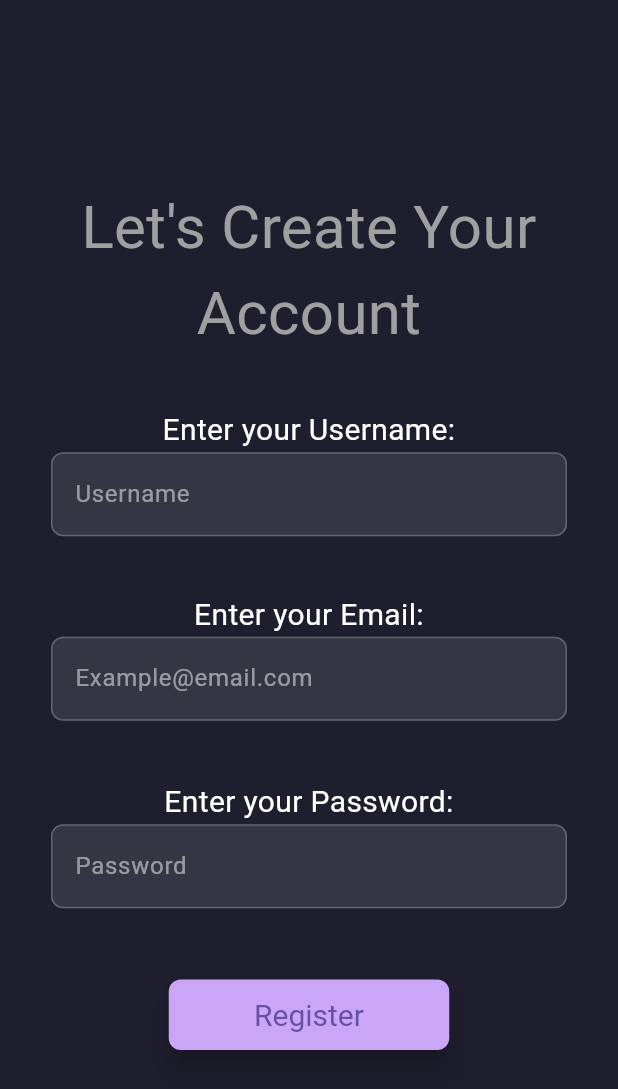
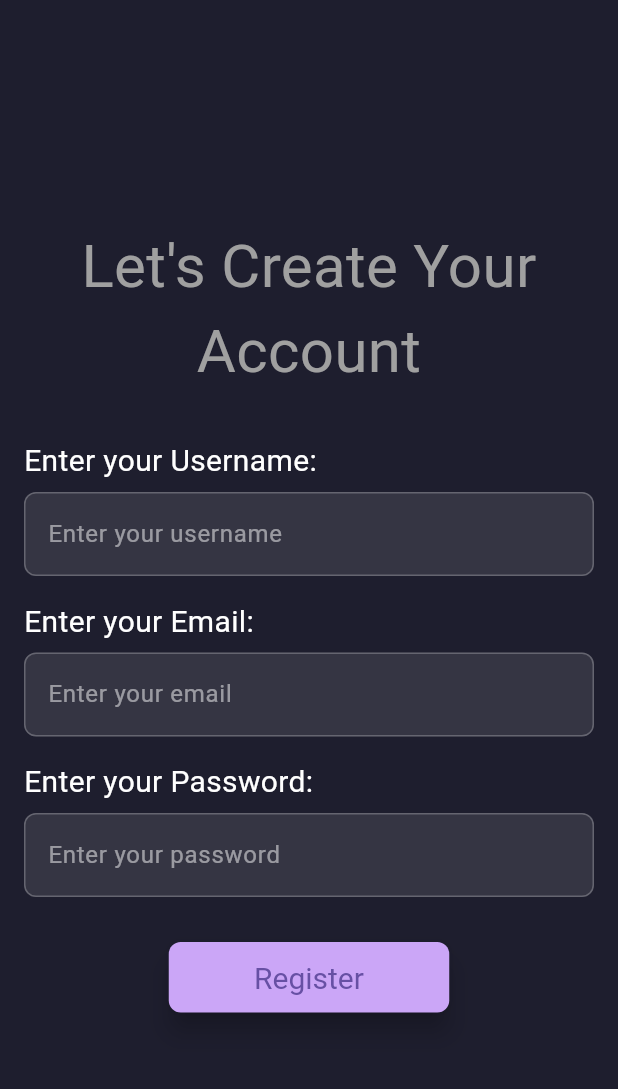
Before and after one commit to Arelennee/To_Do_Flutter, a Flutter app: the screen it shows after launch, after a tap on "Register", on a phone screen of 412 x 824 dp. Shown: the top 1089 px of the screen. Run offline on Flutter 3.47's test engine with Material 3 defaults, Android fonts, the phone set to English and light mode, and no system bars; our stand-ins replace cloud_firestore, firebase_auth, firebase_core; accounts and stored records are empty; network calls fail.

Commit message:
feat: agrego prueba de commit en la rama conexion

```diff
--- a/lib/main.dart
+++ b/lib/main.dart
@@ -1,13 +1,23 @@
 import 'package:flutter/material.dart';
+import 'package:firebase_core/firebase_core.dart';
 import 'screens/home_screen.dart';
 
-void main() {
-  runApp(MyApp());
+void main() async {
+  WidgetsFlutterBinding.ensureInitialized();
+  await Firebase.initializeApp();
+
+  runApp(const MyApp());
 }
 
 class MyApp extends StatelessWidget {
+  const MyApp({super.key});
+
   @override
   Widget build(BuildContext context) {
-    return MaterialApp(title: 'To-do App', home: HomeScreen());
+    return MaterialApp(
+      title: 'To-do App',
+      debugShowCheckedModeBanner: false,
+      home: HomeScreen(),
+    );
   }
 }
--- a/lib/screens/register_screen.dart
+++ b/lib/screens/register_screen.dart
@@ -1,18 +1,126 @@
 import 'package:flutter/material.dart';
+import 'package:firebase_auth/firebase_auth.dart';
+import 'package:cloud_firestore/cloud_firestore.dart';
 import 'main_interface.dart';
 
-class RegisterPage extends StatelessWidget {
+class RegisterPage extends StatefulWidget {
   const RegisterPage({super.key});
 
   @override
+  RegisterPageState createState() => RegisterPageState();
+}
+
+class RegisterPageState extends State<RegisterPage> {
+  final TextEditingController usernameController = TextEditingController();
+  final TextEditingController emailController = TextEditingController();
+  final TextEditingController passwordController = TextEditingController();
+
+  final FirebaseAuth auth = FirebaseAuth.instance;
+  final FirebaseFirestore firestore = FirebaseFirestore.instance;
+
+  bool _isRegistering = false;
+
+  Future<void> registerUser() async {
+    final username = usernameController.text.trim();
+    final email = emailController.text.trim();
+    final password = passwordController.text.trim();
+
+    debugPrint('Intentando registrar -> Email: $email, Username: $username');
+
+    if (username.isEmpty || email.isEmpty || password.isEmpty) {
+      debugPrint('Error: campos vacíos');
+      ScaffoldMessenger.of(context).showSnackBar(
+        const SnackBar(content: Text('Por favor, completa todos los campos')),
+      );
+      return;
+    }
+
+    setState(() {
+      _isRegistering = true;
+    });
+
+    try {
+      // 1. Crear usuario en Firebase Auth
+      debugPrint('Llamando a createUserWithEmailAndPassword');
+      final UserCredential userCredential = await auth
+          .createUserWithEmailAndPassword(email: email, password: password);
+
+      final user = userCredential.user;
+      debugPrint('FirebaseAuth retornó usuario: ${user?.uid}');
+      if (user == null) throw Exception('Error al crear usuario');
+
+      // Verificar que el widget aún está montado
+      if (!mounted) return;
+
+      // 2. Guardar datos adicionales en Firestore
+      debugPrint('Guardando datos en Firestore para UID: ${user.uid}');
+      await firestore.collection('users').doc(user.uid).set({
+        'username': username,
+        'email': email,
+        'createdAt': FieldValue.serverTimestamp(),
+      });
+      debugPrint('Datos guardados correctamente en Firestore.');
+
+      // Verificar montado antes de navegar
+      if (!mounted) return;
+
+      // 3. Navegar a MainInterface
+      Navigator.pushReplacement(
+        context,
+        MaterialPageRoute(builder: (context) => const MainInterface()),
+      );
+    } on FirebaseAuthException catch (e) {
+      // Capturar errores específicos de Firebase Auth
+      debugPrint('FirebaseAuthException: ${e.code} -> ${e.message}');
+      String message = 'Error desconocido';
+      if (e.code == 'email-already-in-use') {
+        message = 'El correo ya está en uso';
+      } else if (e.code == 'invalid-email') {
+        message = 'Formato de correo inválido';
+      } else if (e.code == 'weak-password') {
+        message = 'La contraseña es demasiado débil';
+      }
+      if (!mounted) return;
+      ScaffoldMessenger.of(context).showSnackBar(
+        SnackBar(content: Text(message)),
+      );
+    } catch (e, stack) {
+      // Capturar cualquier otra excepción
+      debugPrint('ERROR REGISTRO (catch general): $e');
+      debugPrint('$stack');
+      if (!mounted) return;
+      ScaffoldMessenger.of(context).showSnackBar(
+        SnackBar(content: Text('Error: ${e.toString()}')),
+      );
+    } finally {
+      if (mounted) {
+        setState(() {
+          _isRegistering = false;
+        });
+      }
+    }
+  }
+
+  @override
+  void dispose() {
+    usernameController.dispose();
+    emailController.dispose();
+    passwordController.dispose();
+    super.dispose();
+  }
+
+  @override
   Widget build(BuildContext context) {
+    // Usamos SingleChildScrollView para que no se corte en pantallas pequeñas
     return Scaffold(
-      backgroundColor: Color(0xFF1E1E2E),
+      backgroundColor: const Color(0xFF1E1E2E),
       body: Center(
+        child: SingleChildScrollView(
+          padding: const EdgeInsets.symmetric(horizontal: 16, vertical: 24),
           child: Column(
             mainAxisAlignment: MainAxisAlignment.center,
             children: [
-            Text(
+              const Text(
                 "Let's Create Your Account",
                 textAlign: TextAlign.center,
                 style: TextStyle(
@@ -21,144 +129,99 @@ class RegisterPage extends StatelessWidget {
                   color: Color(0xFFA0A0A0),
                 ),
               ),
-            Container(
-              padding: EdgeInsets.all(12),
-              margin: EdgeInsets.symmetric(horizontal: 6, vertical: 4),
-              child: Column(
-                children: [
-                  Container(
-                    padding: EdgeInsets.all(16),
-                    margin: EdgeInsets.symmetric(vertical: 3),
-                    child: Column(
+              const SizedBox(height: 30),
+              _buildTextField(
+                controller: usernameController,
+                label: 'Username',
+                hint: 'Enter your username',
+              ),
+              const SizedBox(height: 16),
+              _buildTextField(
+                controller: emailController,
+                label: 'Email',
+                hint: 'Enter your email',
+                keyboardType: TextInputType.emailAddress,
+              ),
+              const SizedBox(height: 16),
+              _buildTextField(
+                controller: passwordController,
+                label: 'Password',
+                hint: 'Enter your password',
+                obscureText: true,
+              ),
+              const SizedBox(height: 30),
+              SizedBox(
+                width: 187,
+                height: 47,
+                child: ElevatedButton(
+                  onPressed: _isRegistering ? null : registerUser,
+                  style: ElevatedButton.styleFrom(
+                    backgroundColor: const Color(0xFFCBA6F7),
+                    elevation: 7,
+                    shadowColor: Colors.black,
+                    shape: RoundedRectangleBorder(
+                      borderRadius: BorderRadius.circular(8),
+                    ),
+                    textStyle: const TextStyle(
+                      fontSize: 20,
+                      fontWeight: FontWeight.normal,
+                    ),
+                  ),
+                  child: _isRegistering
+                      ? const CircularProgressIndicator(
+                          valueColor: AlwaysStoppedAnimation<Color>(Colors.white),
+                        )
+                      : const Text('Register'),
+                ),
+              ),
+            ],
+          ),
+        ),
+      ),
+    );
+  }
+
+  Widget _buildTextField({
+    required TextEditingController controller,
+    required String label,
+    required String hint,
+    bool obscureText = false,
+    TextInputType keyboardType = TextInputType.text,
+  }) {
+    return Column(
+      crossAxisAlignment: CrossAxisAlignment.start,
       children: [
         Text(
-                          'Enter your Username:',
-                          textAlign: TextAlign.end,
-                          style: TextStyle(fontSize: 20, color: Colors.white),
+          'Enter your $label:',
+          style: const TextStyle(fontSize: 20, color: Colors.white),
         ),
+        const SizedBox(height: 6),
         TextField(
+          controller: controller,
+          obscureText: obscureText,
+          keyboardType: keyboardType,
           decoration: InputDecoration(
-                            labelText: 'Username',
+            labelText: hint,
             labelStyle: TextStyle(
-                              color: Colors.white.withValues(alpha: 0.5),
+              color: Colors.white.withAlpha(128), // 50% opacidad
             ),
             focusedBorder: OutlineInputBorder(
-                              borderSide: BorderSide(
+              borderSide: const BorderSide(
                 color: Colors.purpleAccent,
                 width: 1.3,
               ),
               borderRadius: BorderRadius.circular(8),
             ),
             enabledBorder: OutlineInputBorder(
-                              borderSide: BorderSide(color: Colors.white24),
+              borderSide: const BorderSide(color: Colors.white24),
               borderRadius: BorderRadius.circular(8),
             ),
             fillColor: Colors.white10,
             filled: true,
           ),
+          style: const TextStyle(color: Colors.white),
         ),
       ],
-                    ),
-                  ),
-                  Container(
-                    padding: EdgeInsets.all(16),
-                    margin: EdgeInsets.symmetric(vertical: 3),
-                    child: Column(
-                      children: [
-                        Text(
-                          'Enter your Email:',
-                          textAlign: TextAlign.end,
-                          style: TextStyle(fontSize: 20, color: Colors.white),
-                        ),
-                        TextField(
-                          decoration: InputDecoration(
-                            labelText: 'Example@email.com',
-                            labelStyle: TextStyle(
-                              color: Colors.white.withValues(alpha: 0.5),
-                            ),
-                            focusedBorder: OutlineInputBorder(
-                              borderSide: BorderSide(
-                                color: Colors.purpleAccent,
-                                width: 1.3,
-                              ),
-                              borderRadius: BorderRadius.circular(8),
-                            ),
-                            enabledBorder: OutlineInputBorder(
-                              borderSide: BorderSide(color: Colors.white24),
-                              borderRadius: BorderRadius.circular(8),
-                            ),
-                            fillColor: Colors.white10,
-                            filled: true,
-                          ),
-                        ),
-                      ],
-                    ),
-                  ),
-                  Container(
-                    padding: EdgeInsets.all(16),
-                    margin: EdgeInsets.symmetric(vertical: 5),
-                    child: Column(
-                      children: [
-                        Text(
-                          'Enter your Password:',
-                          textAlign: TextAlign.end,
-                          style: TextStyle(fontSize: 20, color: Colors.white),
-                        ),
-                        TextField(
-                          decoration: InputDecoration(
-                            labelText: 'Password',
-                            labelStyle: TextStyle(
-                              color: Colors.white.withValues(alpha: 0.5),
-                            ),
-                            focusedBorder: OutlineInputBorder(
-                              borderSide: BorderSide(
-                                color: Colors.purpleAccent,
-                                width: 1.3,
-                              ),
-                              borderRadius: BorderRadius.circular(8),
-                            ),
-                            enabledBorder: OutlineInputBorder(
-                              borderSide: BorderSide(color: Colors.white24),
-                              borderRadius: BorderRadius.circular(8),
-                            ),
-                            fillColor: Colors.white10,
-                            filled: true,
-                          ),
-                        ),
-                      ],
-                    ),
-                  ),
-                ],
-              ),
-            ),
-            SizedBox(height: 10),
-            ElevatedButton(
-              onPressed: () {
-                Navigator.push(
-                  context,
-                  MaterialPageRoute(builder: (context) => MainInterface()),
-                );
-              },
-              style: ElevatedButton.styleFrom(
-                backgroundColor: Color(0xFFCBA6F7),
-                elevation: 7,
-                shadowColor: Colors.black,
-                padding: EdgeInsets.all(12),
-                minimumSize: Size(187, 47),
-                shape: RoundedRectangleBorder(
-                  borderRadius: BorderRadius.circular(8),
-                ),
-                textStyle: TextStyle(
-                  fontSize: 20,
-                  fontWeight: FontWeight.normal,
-                  fontStyle: FontStyle.normal,
-                ),
-              ),
-              child: Text('Register'),
-            ),
-          ],
-        ),
-      ),
     );
   }
 }
--- a/lib/widgets/task_list_section.dart
+++ b/lib/widgets/task_list_section.dart
@@ -42,7 +42,7 @@ class TaskListSection extends StatelessWidget {
         ),
         SizedBox(height: 10),
 
-        ...tasks.map((task) => TaskRow(task: task)).toList(),
+        ...tasks.map((task) => TaskRow(task: task)),
       ],
     );
   }
--- a/pubspec.yaml
+++ b/pubspec.yaml
@@ -31,7 +31,10 @@ dependencies:
   flutter:
     sdk: flutter
   animations: ^2.0.8
-
+  firebase_core: ^3.13.1
+  firebase_auth: ^5.5.4
+  cloud_firestore: ^5.6.8
+  firebase_database: ^11.3.6
   # The following adds the Cupertino Icons font to your application.
   # Use with the CupertinoIcons class for iOS style icons.
   cupertino_icons: ^1.0.8
```
Also changed, not shown: lib/screens/login_screen.dart (+115 -89 lines), pubspec.lock, 15 other files. Lines whose indentation alone changed are shown as unchanged.
